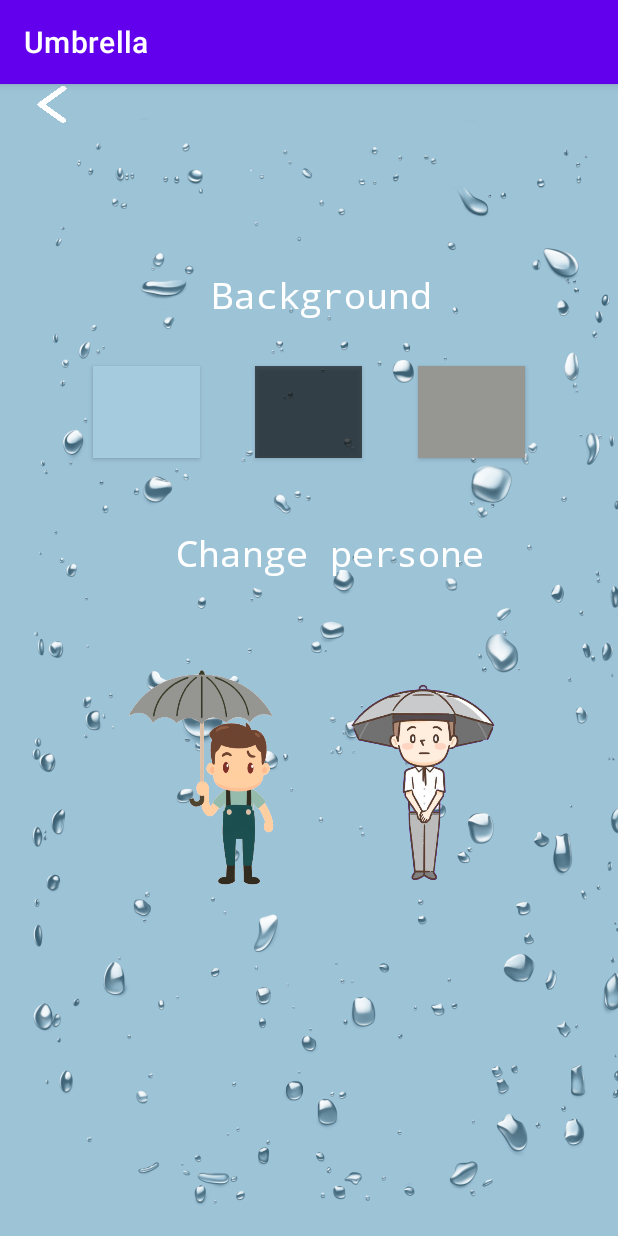
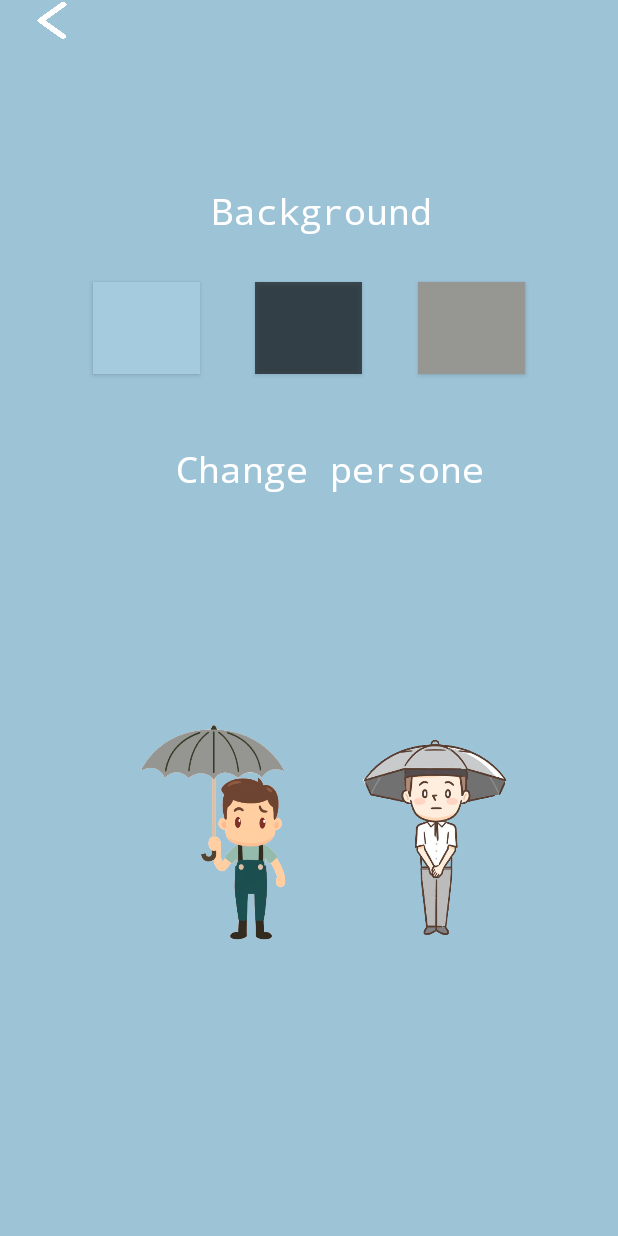
Before and after one commit to Overlay404/Umbrella, an Android app: the Custom screen opened directly, with no data from a screen before it, on a phone screen of 412 x 824 dp. Run offline under Robolectric (Android 15) with nearby library versions, the phone set to English and light mode, and no system bars.

Commit message:
Umbrella app

```diff
--- a/app/src/main/AndroidManifest.xml
+++ b/app/src/main/AndroidManifest.xml
@@ -8,7 +8,7 @@
         android:label="@string/app_name"
         android:roundIcon="@mipmap/ic_launcher_round"
         android:supportsRtl="true"
-        android:theme="@style/Theme.Umbrella">
+        android:theme="@style/Theme.AppCompat.Light.NoActionBar">
         <activity android:name=".MainMenu"/>
         <activity android:name=".Custom"/>
         <activity android:name=".Pause"/>
--- a/app/src/main/java/com/example/umbrella/DataBase.java
+++ b/app/src/main/java/com/example/umbrella/DataBase.java
@@ -23,7 +23,7 @@ public class DataBase extends SQLiteOpenHelper {
     @Override
     public void onCreate(SQLiteDatabase db){
         db.execSQL("create table " + TABLE_CONTACTS + "(" + KEY_ID +
-                " integer primary key," + KEY_INT + " integer " + ")");
+                " integer primary key," + KEY_INT + " integer  " + ")");
     }
 
     @Override
--- a/app/src/main/java/com/example/umbrella/Umbrella.java
+++ b/app/src/main/java/com/example/umbrella/Umbrella.java
@@ -6,9 +6,10 @@ import android.database.sqlite.SQLiteDatabase;
 public class Umbrella extends SpaceBody {
 
     public Umbrella(Context context) {
+        bitmapId = R.drawable.umbrella;
         if (Custom.person2) {
             bitmapId = R.drawable.umbrella_2; // определяем начальные параметры
-        }else {
+        }else if(Custom.person){
                 bitmapId = R.drawable.umbrella;
         }
         sizeW = 3;
--- a/app/src/main/res/layout/custom.xml
+++ b/app/src/main/res/layout/custom.xml
@@ -7,40 +7,29 @@
     android:layout_height="match_parent"
     android:background="#9DC3D7">
 
-    <ImageView
-        android:id="@+id/imageView4"
-        android:layout_width="483dp"
-        android:layout_height="820dp"
-        app:layout_constraintBottom_toBottomOf="parent"
-        app:layout_constraintEnd_toEndOf="parent"
-        app:layout_constraintStart_toStartOf="parent"
-        app:layout_constraintTop_toTopOf="parent"
-        app:layout_constraintVertical_bias="0.404"
-        app:srcCompat="@drawable/water" />
-
     <Button
         android:id="@+id/person_1"
         android:layout_width="120dp"
         android:layout_height="156dp"
-        android:layout_marginEnd="216dp"
-        android:layout_marginRight="216dp"
-        android:layout_marginBottom="256dp"
+        android:layout_marginEnd="208dp"
+        android:layout_marginRight="208dp"
+        android:layout_marginBottom="188dp"
         android:background="@drawable/umbrella"
         android:foreground="@drawable/umbrella"
         app:backgroundTint="#FFD1D1"
-        app:layout_constraintBottom_toBottomOf="@+id/imageView4"
+        app:layout_constraintBottom_toBottomOf="parent"
         app:layout_constraintEnd_toEndOf="parent" />
 
     <Button
         android:id="@+id/person_2"
         android:layout_width="120dp"
         android:layout_height="156dp"
-        android:layout_marginEnd="68dp"
-        android:layout_marginRight="68dp"
-        android:layout_marginBottom="256dp"
+        android:layout_marginEnd="60dp"
+        android:layout_marginRight="60dp"
+        android:layout_marginBottom="188dp"
         android:background="@drawable/umbrella_2"
         android:foreground="@drawable/umbrella_2"
-        app:layout_constraintBottom_toBottomOf="@+id/imageView4"
+        app:layout_constraintBottom_toBottomOf="parent"
         app:layout_constraintEnd_toEndOf="parent" />
 
     <TextView
```
Also changed, not shown: app/src/main/java/com/example/umbrella/GameView.java (+17 -9 lines), app/src/main/java/com/example/umbrella/MainMenu.java (+4 -9 lines), app/src/main/res/layout/activity_main.xml (+1 -10 lines), app/src/main/res/layout/main_menu.xml (+0 -11 lines), app/src/main/res/layout/pause.xml (+2 -13 lines).
